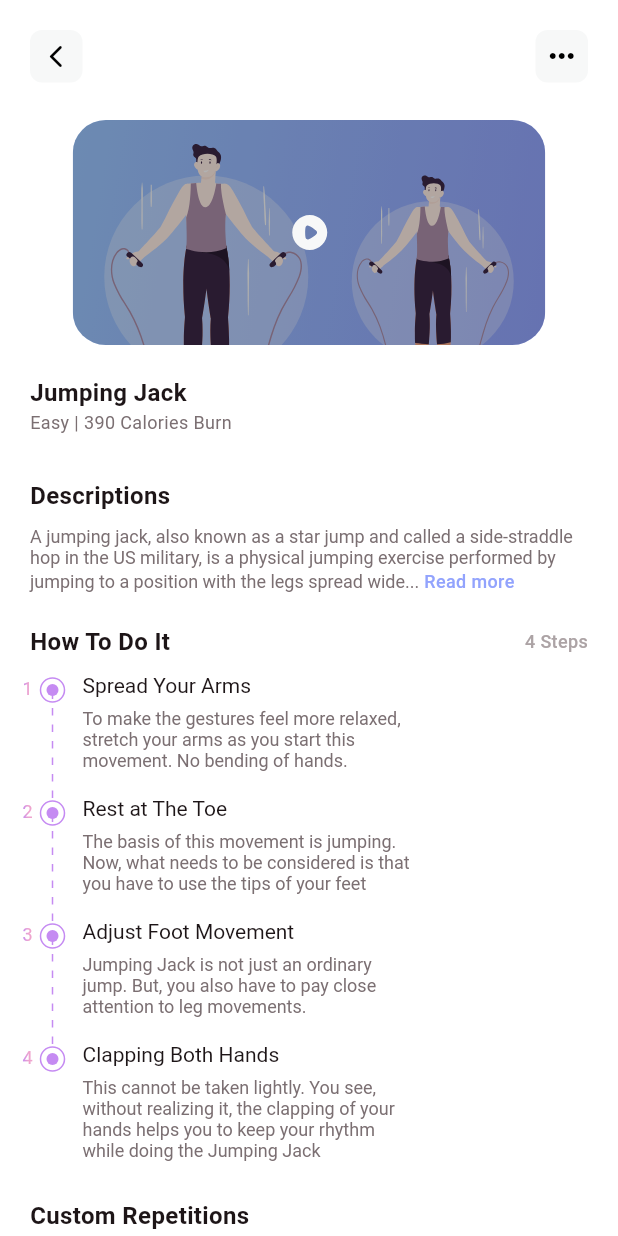
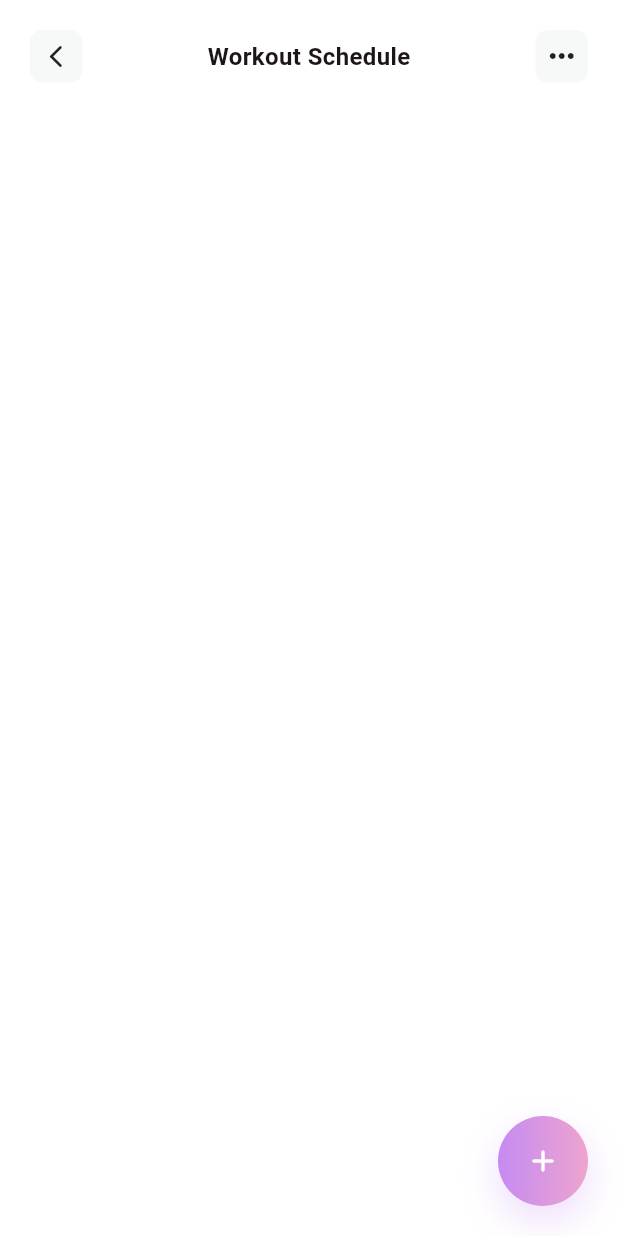
Before and after one commit to MGMSA6/Fitnest_X, a Flutter app: the screen it shows after launch, on a phone screen of 412 x 824 dp. Run offline on Flutter 3.47's test engine with Material 3 defaults, Android fonts, the light colour scheme and no system bars; our stand-ins replace cloud_firestore, firebase_auth, firebase_core, flutter_svg, google_sign_in and 1 more; missing offline and left inert: dart:ffi, the_apple_sign_in; accounts and stored records are empty.

Commit message:
Added Add Schedule Screen

```diff
--- a/lib/main.dart
+++ b/lib/main.dart
@@ -14,12 +14,12 @@ import 'package:fitnest_x/pages/auth/Signup1.dart';
 
 import 'package:fitnest_x/pages/onboarding/Welcome.dart';
 import 'package:fitnest_x/pages/onboarding/Welcome1.dart';
-import 'package:fitnest_x/pages/workout-tracker/Workout.dart';
+import 'package:fitnest_x/pages/workout-tracker/AddSchedule.dart';
 import 'package:fitnest_x/pages/workout-tracker/WorkoutDetails.dart';
+import 'package:fitnest_x/pages/workout-tracker/WorkoutSchedule.dart';
 import 'package:fitnest_x/pages/workout-tracker/WorkoutTracker.dart';
 import 'package:flutter/material.dart';
 import 'package:firebase_core/firebase_core.dart';
-import 'package:flutter/services.dart';
 
 Future<void> main() async {
   WidgetsFlutterBinding.ensureInitialized();
@@ -38,7 +38,7 @@ class FitnestX extends StatelessWidget {
       themeMode: ThemeMode.light,
       theme: ThemeData(primarySwatch: Colors.deepPurple),
       darkTheme: ThemeData(brightness: Brightness.dark),
-      initialRoute: "/WorkoutDetails",
+      initialRoute: "/WorkoutSchedule",
       routes: {
         "/Welcome": (context) => const Welcome(),
         "/Welcome1": (context) => const Welcome1(),
@@ -57,6 +57,8 @@ class FitnestX extends StatelessWidget {
         "/WorkoutFinished": (context) => const WorkoutFinished(),
         "/WorkoutTracker": (context) => const WorkoutTracker(),
         "/WorkoutDetails": (context) => const WorkoutDetails(),
+        "/WorkoutSchedule": (context) => WorkoutSchedule(),
+        "/AddSchedule": (context) => AddSchedule(),
         // "/Workout": (context) => const Workout()
       },
     );
--- a/lib/pages/dashboard/Activity.dart
+++ b/lib/pages/dashboard/Activity.dart
@@ -45,7 +45,9 @@ class _ActivityState extends State<Activity> {
                   color: Colors.transparent,
                   child: InkWell(
                     borderRadius: BorderRadius.circular(8),
-                    onTap: () {},
+                    onTap: () {
+                      Navigator.pop(context);
+                    },
                     child: const Icon(
                       Icons.arrow_back_ios_rounded,
                       size: 18,
--- a/lib/pages/dashboard/Dashboard.dart
+++ b/lib/pages/dashboard/Dashboard.dart
@@ -1,5 +1,6 @@
 import 'package:fitnest_x/pages/dashboard/Home.dart';
 import 'package:fitnest_x/pages/dashboard/Profile.dart';
+import 'package:fitnest_x/pages/workout-tracker/WorkoutTracker.dart';
 import 'package:fitnest_x/utils/colors.dart';
 import 'package:flutter/material.dart';
 import 'package:flutter_svg/flutter_svg.dart';
@@ -19,7 +20,7 @@ class _DashboardState extends State<Dashboard> {
 
   final List<Widget> _screens = [
     const Home(),
-    const Activity(),
+    const WorkoutTracker(),
     const Camera(),
     const Profile(),
   ];
--- a/lib/pages/workout-tracker/WorkoutDetails.dart
+++ b/lib/pages/workout-tracker/WorkoutDetails.dart
@@ -57,7 +57,9 @@ class _WorkoutDetailsState extends State<WorkoutDetails> {
                                 color: Colors.transparent,
                                 child: InkWell(
                                   borderRadius: BorderRadius.circular(8),
-                                  onTap: () {},
+                                  onTap: () {
+                                    Navigator.pop(context);
+                                  },
                                   child: const Icon(
                                     Icons.arrow_back_ios_rounded,
                                     size: 18,
--- /dev/null
+++ b/lib/pages/workout-tracker/WorkoutSchedule.dart
@@ -0,0 +1,133 @@
+import 'package:fitnest_x/pages/workout-tracker/AddSchedule.dart';
+import 'package:fitnest_x/pages/workout-tracker/WorkoutDetails.dart';
+import 'package:flutter/material.dart';
+import 'package:flutter/services.dart';
+import 'package:flutter_svg/svg.dart';
+
+import '../../model/ExercisesSet.dart';
+import '../../model/FitnessGear.dart';
+import '../../model/TrainingTarget.dart';
+import '../../utils/colors.dart';
+
+class WorkoutSchedule extends StatefulWidget {
+  @override
+  State<WorkoutSchedule> createState() => _WorkoutScheduleState();
+}
+
+class _WorkoutScheduleState extends State<WorkoutSchedule> {
+  bool isHeartFilled = false;
+
+  void toggleHeart() {
+    setState(() {
+      isHeartFilled = !isHeartFilled;
+    });
+  }
+
+  @override
+  Widget build(BuildContext context) {
+    return Scaffold(
+      backgroundColor: Colors.white,
+      body: SafeArea(
+        child: Stack(
+          children: [
+            Padding(
+              padding: const EdgeInsets.only(left: 20, right: 20),
+              child: Column(
+                children: [
+                  const SizedBox(
+                    height: 20,
+                  ),
+                  Row(
+                    mainAxisAlignment: MainAxisAlignment.spaceBetween,
+                    children: [
+                      Container(
+                        height: 35,
+                        width: 35,
+                        decoration: BoxDecoration(
+                          borderRadius: BorderRadius.circular(8),
+                          color: const Color(0xFFF7F8F8),
+                        ),
+                        child: Material(
+                          color: Colors.transparent,
+                          child: InkWell(
+                            borderRadius: BorderRadius.circular(8),
+                            onTap: () {
+                              Navigator.pop(context);
+                            },
+                            child: const Icon(
+                              Icons.arrow_back_ios_rounded,
+                              size: 18,
+                            ),
+                          ),
+                        ),
+                      ),
+                      Text(
+                        'Workout Schedule',
+                        style: TextStyle(
+                          color: Color(0xFF1D1517),
+                          fontSize: 16,
+                          fontWeight: FontWeight.w700,
+                        ),
+                      ),
+                      Container(
+                        height: 35,
+                        width: 35,
+                        decoration: BoxDecoration(
+                          borderRadius: BorderRadius.circular(8),
+                          color: Color(0xFFF7F8F8),
+                        ),
+                        child: Material(
+                          color: Colors.transparent,
+                          child: InkWell(
+                            borderRadius: BorderRadius.circular(8),
+                            onTap: () {},
+                            child: Icon(Icons.more_horiz),
+                          ),
+                        ),
+                      ),
+                    ],
+                  ),
+                  const SizedBox(
+                    height: 20,
+                  ),
+                ],
+              ),
+            ),
+            Positioned(
+              right: 20,
+              bottom: 20,
+              child: Container(
+                height: 60,
+                width: 60,
+                decoration: BoxDecoration(
+                  gradient: AppColor.unitGradient,
+                  boxShadow: [
+                    BoxShadow(
+                      color: Color(0x4CC58BF2),
+                      blurRadius: 22,
+                      offset: Offset(0, 10),
+                      spreadRadius: 0,
+                    )
+                  ],
+                  borderRadius: BorderRadius.all(Radius.circular(30)),
+                ),
+                child: Material(
+                  color: Colors.transparent,
+                  child: InkWell(
+                      onTap: () {
+                        Navigator.push(
+                            context,
+                            MaterialPageRoute(
+                                builder: (context) => AddSchedule()));
+                      },
+                      borderRadius: BorderRadius.circular(30),
+                      child: Icon(Icons.add_rounded, color: Colors.white)),
+                ),
+              ),
+            )
+          ],
+        ),
+      ),
+    );
+  }
+}
--- a/lib/pages/workout-tracker/WorkoutTracker.dart
+++ b/lib/pages/workout-tracker/WorkoutTracker.dart
@@ -134,7 +134,7 @@ class _WorkoutTrackerState extends State<WorkoutTracker> {
             DraggableScrollableSheet(
               initialChildSize: 0.87, // Adjust as needed
               maxChildSize: 0.87,
-              minChildSize: 0.52,
+              minChildSize: 0.50,
               builder: (context, scrollController) {
                 return Container(
                   decoration: const BoxDecoration(
```
Also changed, not shown: lib/pages/dashboard/Home.dart (+10 -4 lines), lib/pages/workout-tracker/AddSchedule.dart (added, +395 -0 lines), lib/pages/workout-tracker/Workout.dart (+7 -1 lines), lib/utils/TimePicker.dart (added, +109 -0 lines), assets/images/icon_arrow.svg (added), assets/images/icon_barbel.svg (added), assets/images/icon_repetitions.svg (added).
